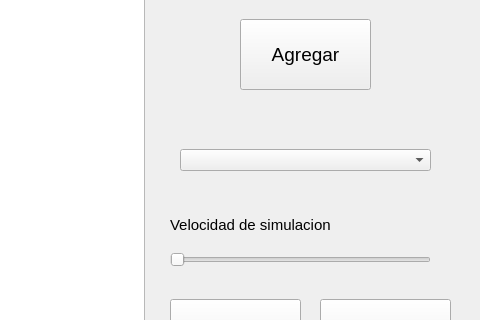
JoseMJaramilloS/Practica6_Info2, file sistemaPlanetarioGUI/mainwindow.ui: the form before one commit; both pictures show x 670 to 1150 and y 351 to 671 of the 1150 by 800 pixel window.
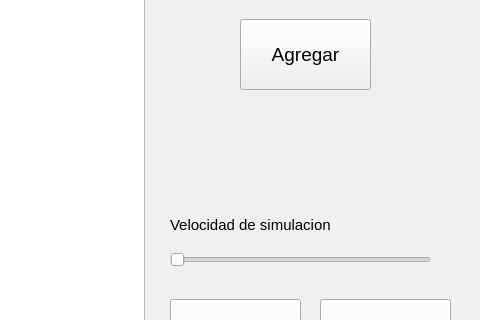
The form after the commit.

What changed in the file:
```diff
--- a/sistemaPlanetarioGUI/mainwindow.ui
+++ b/sistemaPlanetarioGUI/mainwindow.ui
@@ -319,16 +319,6 @@
      <string>Agregar</string>
     </property>
    </widget>
-   <widget class="QComboBox" name="comboBox">
-    <property name="geometry">
-     <rect>
-      <x>850</x>
-      <y>500</y>
-      <width>251</width>
-      <height>22</height>
-     </rect>
-    </property>
-   </widget>
   </widget>
   <widget class="QMenuBar" name="menubar">
    <property name="geometry">
```
